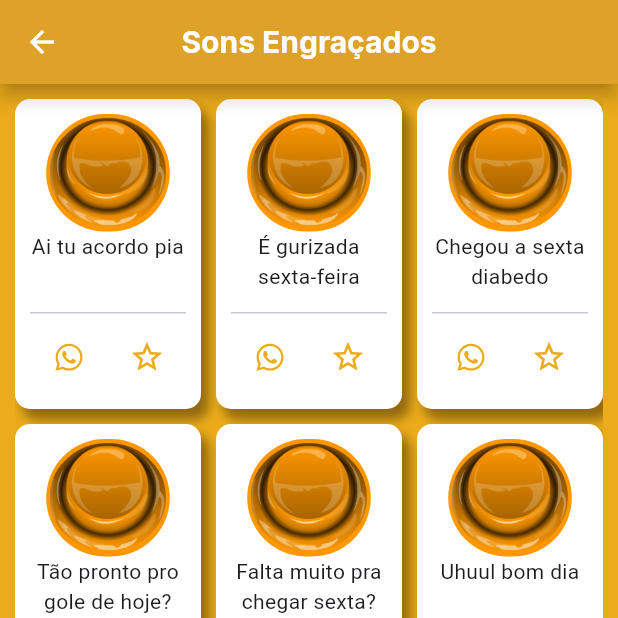
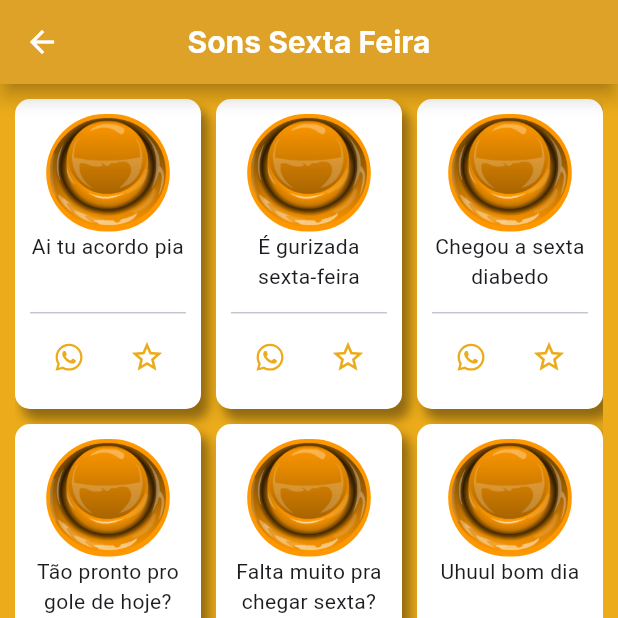
Before and after one commit to lucas3g/audio_sextafeira, a Flutter app: the screen it shows after launch, on a phone screen of 412 x 824 dp, the top half of it. Run offline on Flutter 3.47's test engine with Material 2 defaults, Android fonts, the phone set to English and light mode, and no system bars; drawn by our look-alikes of curved_navigation_bar; our stand-ins replace audioplayers, bot_toast, dio, equatable, file_picker, flutter_mobx and 9 more; missing offline and left inert: file_saver; accounts and stored records are empty; generated files the repository leaves out were written again; network calls fail; statements that could not run were skipped.

Commit message:
feat: change name app

```diff
--- a/lib/app/app_widget.dart
+++ b/lib/app/app_widget.dart
@@ -15,7 +15,7 @@ class AppWidget extends StatelessWidget {
     ]);
 
     return MaterialApp.router(
-      title: 'Sons Engraçados',
+      title: 'Sons Sexta Feira',
       builder: (context, widget) {
         widget = BotToastInit()(context, widget);
         return widget;
--- a/lib/app/modules/home/presenter/home_page.dart
+++ b/lib/app/modules/home/presenter/home_page.dart
@@ -70,7 +70,7 @@ class _HomePageState extends State<HomePage>
   Widget build(BuildContext context) {
     return Scaffold(
       appBar: AppBar(
-        title: const Text('Sons Engraçados'),
+        title: const Text('Sons Sexta Feira'),
         centerTitle: true,
         elevation: 5,
         shadowColor: Colors.black,
--- a/lib/app/modules/splash/presenter/splash_page.dart
+++ b/lib/app/modules/splash/presenter/splash_page.dart
@@ -115,7 +115,7 @@ class _SplashPageState extends State<SplashPage> {
             ),
             const SizedBox(height: 10),
             Text(
-              'Sons Engraçados',
+              'Sons Sexta Feira',
               style: AppTheme.textStyles.titleAppBar.copyWith(
                 color: AppTheme.colors.primary,
               ),
--- a/pubspec.yaml
+++ b/pubspec.yaml
@@ -17,7 +17,7 @@ publish_to: 'none' # Remove this line if you wish to publish to pub.dev
 # https://developer.apple.com/library/archive/documentation/General/Reference/InfoPlistKeyReference/Articles/CoreFoundationKeys.html
 # In Windows, build-name is used as the major, minor, and patch parts
 # of the product and file versions while build-number is used as the build suffix.
-version: 6.0.0+8
+version: 7.0.0+9
 
 environment:
   sdk: '>=2.18.2 <3.0.0'
```
Also changed, not shown: 1 other file.
